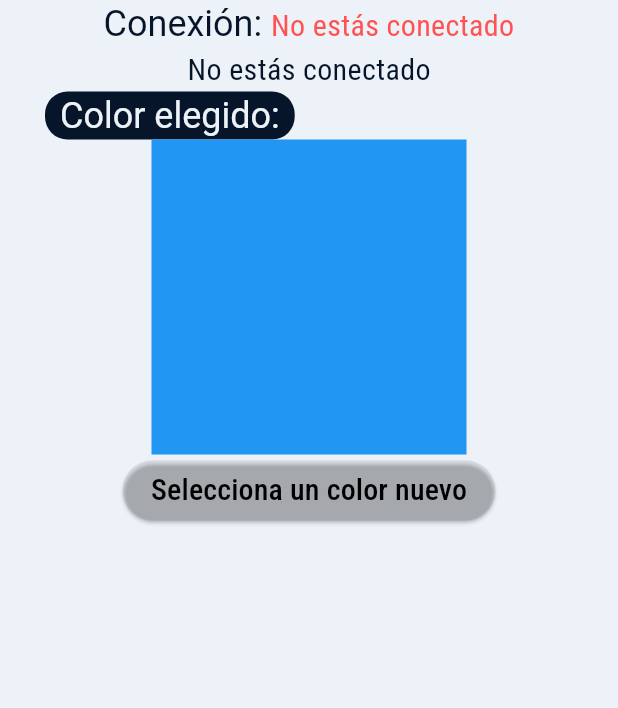
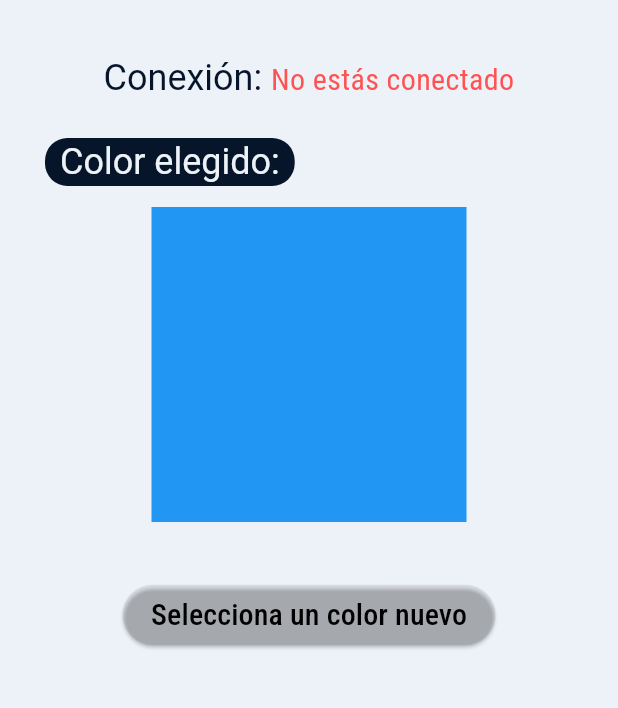
Before and after one commit to Sjvc0595/color_picker, a Flutter app: the screen it shows after launch, on a phone screen of 412 x 824 dp, the part 207-915 px from its top. Run offline on Flutter 3.47's test engine with Material 3 defaults, Android fonts, the phone set to English and light mode, and no system bars; our stand-ins replace flutter_bluetooth_serial, flutter_colorpicker, google_fonts, permission_handler; generated files the repository leaves out were written again.

Commit message:
Add padding

```diff
--- a/lib/src/views/data_view.dart
+++ b/lib/src/views/data_view.dart
@@ -120,7 +120,9 @@ class _DataViewState extends State<DataView> {
           child: Center(
             child: Column(
               children: [
-                Container(
+                Padding(
+                  padding: const EdgeInsets.only(bottom: 18.0),
+                  child: Container(
                     decoration: BoxDecoration(
                       border: Border.all(
                         color: Theme.of(context).colorScheme.primary,
@@ -134,7 +136,10 @@ class _DataViewState extends State<DataView> {
                       style: Theme.of(context).textTheme.displaySmall,
                     ),
                   ),
-                RichText(
+                ),
+                Padding(
+                  padding: const EdgeInsets.all(18.0),
+                  child: RichText(
                       text: TextSpan(
                     text: "Conexión: ",
                     style: Theme.of(context).textTheme.headlineSmall,
@@ -151,10 +156,10 @@ class _DataViewState extends State<DataView> {
                       ),
                     ],
                   )),
-                Text(bluetoothService.isConnected
-                    ? "Estás conectado"
-                    : "No estás conectado"),
-                Align(
+                ),
+                Padding(
+                  padding: const EdgeInsets.symmetric(vertical: 6.0),
+                  child: Align(
                     alignment: Alignment.centerLeft,
                     child: Container(
                       padding: const EdgeInsets.symmetric(horizontal: 10),
@@ -164,21 +169,29 @@ class _DataViewState extends State<DataView> {
                       ),
                       child: Text(
                         "Color elegido:",
-                      style:
-                          Theme.of(context).textTheme.headlineSmall!.copyWith(
+                        style: Theme.of(context)
+                            .textTheme
+                            .headlineSmall!
+                            .copyWith(
                               color: Theme.of(context).colorScheme.onPrimary,
                             ),
                       ),
                     ),
                   ),
-                SizedBox(
+                ),
+                Padding(
+                  padding: const EdgeInsets.all(8.0),
+                  child: SizedBox(
                     width: 210,
                     height: 210,
                     child: Container(
                       color: _currentColor,
                     ),
                   ),
-                ElevatedButton(
+                ),
+                Padding(
+                  padding: const EdgeInsets.symmetric(vertical: 30.0),
+                  child: ElevatedButton(
                     onPressed: _selectColor,
                     style: ElevatedButton.styleFrom(
                       backgroundColor: Theme.of(context).colorScheme.secondary,
@@ -190,6 +203,7 @@ class _DataViewState extends State<DataView> {
                           ),
                     ),
                   ),
+                ),
               ],
             ),
           ),
```
Lines whose indentation alone changed are shown as unchanged.
